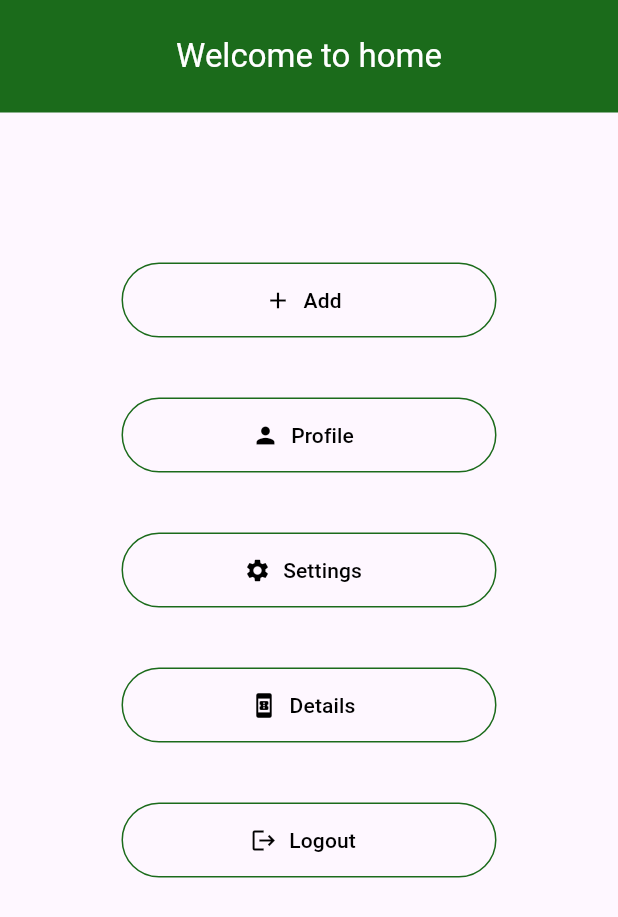
After one commit to triyog-shrestha/flutter-buttons-assignment, a Flutter app: the screen it shows after launch, on a phone screen of 412 x 824 dp. The commit adds this screen. Shown: the top 917 px of the screen. Run offline on Flutter 3.47's test engine with Material 3 defaults, Android fonts, the phone set to English and light mode, and no system bars.

Commit message:
home page

```diff
--- /dev/null
+++ b/lib/home.dart
@@ -0,0 +1,81 @@
+import 'package:flutter/material.dart';
+class Home extends StatelessWidget{
+  const Home({super.key});
+
+  @override
+  Widget build(BuildContext context) {
+    const Color lightGreen = Color(0xFFD5EBD0);
+    const Color green = Color(0xFF1B6B1B);
+
+    return Scaffold(
+      appBar: AppBar(
+        title: const Text("Welcome to home"),
+        toolbarHeight: 75,
+        centerTitle: true,
+        backgroundColor: green,
+        foregroundColor: Colors.white,
+      ),
+      body: SafeArea(child: SingleChildScrollView(
+        child: Center(
+          child: Column(
+            children: [
+              const SizedBox(height: 100,),
+              Column(
+                spacing: 40,
+                children: [
+                  OutlinedButton.icon(onPressed: (){},
+                      label: Text("Add"),
+                      icon: Icon(Icons.add),
+                      style: FilledButton.styleFrom(
+                          side: BorderSide(color: green),
+                          foregroundColor: Colors.black,
+                          fixedSize: const Size(250, 50),
+                      ),
+                  ),
+                  OutlinedButton.icon(onPressed: (){},
+                      label: Text("Profile"),
+                      icon: Icon(Icons.person),
+                      style: FilledButton.styleFrom(
+                          side: BorderSide(color: green),
+                          foregroundColor: Colors.black,
+                          fixedSize: const Size(250, 50),
+                    ),
+                  ),
+                  OutlinedButton.icon(onPressed: (){},
+                    label: Text("Settings"),
+                    icon: Icon(Icons.settings),
+                    style: FilledButton.styleFrom(
+                      side: BorderSide(color: green),
+                      foregroundColor: Colors.black,
+                      fixedSize: const Size(250, 50),
+                    ),
+                  ),
+                  OutlinedButton.icon(onPressed: (){},
+                    label: Text("Details"),
+                    icon: Icon(Icons.book_online),
+                    style: FilledButton.styleFrom(
+                      side: BorderSide(color: green),
+                      foregroundColor: Colors.black,
+                      fixedSize: const Size(250, 50),
+                    ),
+                  ),
+                  OutlinedButton.icon(onPressed: (){},
+                    label: Text("Logout"),
+                    icon: Icon(Icons.logout),
+                    style: FilledButton.styleFrom(
+                      side: BorderSide(color: green),
+                      foregroundColor: Colors.black,
+                      fixedSize: const Size(250, 50),
+                    ),
+                  ),
+
+                ],
+              )
+            ],
+          ),
+        ),
+      )),
+    );
+  }
+
+}
--- a/lib/main.dart
+++ b/lib/main.dart
@@ -1,5 +1,6 @@
 import 'package:flutter/material.dart';
 import 'buttons.dart';
+import 'home.dart';
 void main() {
   runApp(const MyApp());
 }
@@ -16,7 +17,7 @@ class MyApp extends StatelessWidget {
       theme: ThemeData(
         colorScheme: .fromSeed(seedColor: Colors.deepPurple),
       ),
-      home: const Buttons(),
+      home: const Home(),
     );
   }
 }
```
